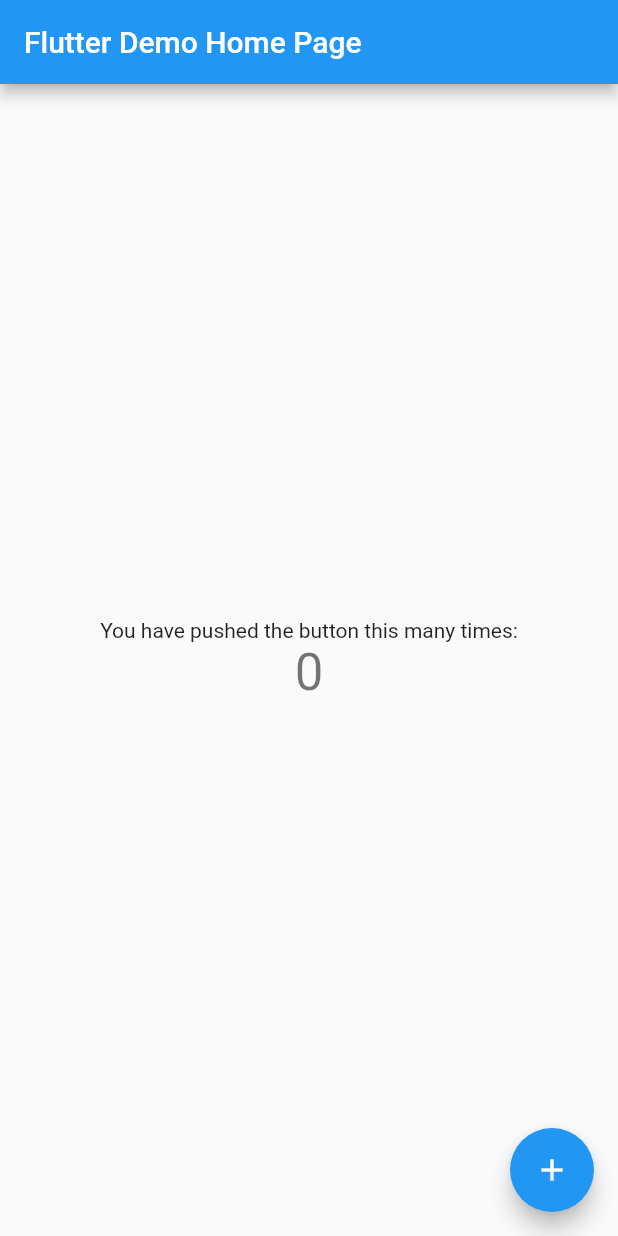
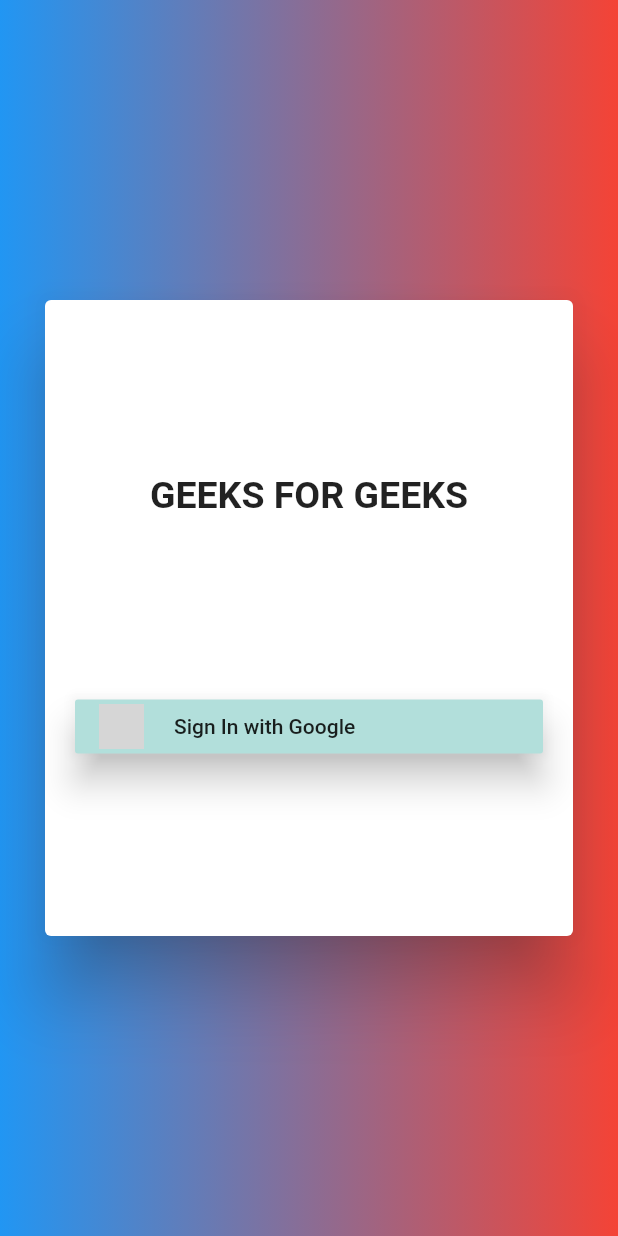
Before and after one commit to anuragsharma7/flutter-google-login-firebase, a Flutter app: the screen it shows after launch, on a phone screen of 412 x 824 dp. Run offline on Flutter 3.47's test engine with Material 2 defaults, Android fonts, the light colour scheme and no system bars; our stand-ins replace firebase_auth, firebase_core, google_sign_in; accounts and stored records are empty; grey boxes are pictures that could not be loaded.

Commit message:
Google signin

```diff
--- /dev/null
+++ b/lib/SignInScreen.dart
@@ -0,0 +1,107 @@
+//SignInScreen
+
+import 'package:firebase_auth/firebase_auth.dart';
+import 'package:flutter/material.dart';
+import 'package:google_sign_in/google_sign_in.dart';
+
+class SignInScreen extends StatefulWidget {
+  SignInScreen({Key? key}) : super(key: key);
+
+  @override
+  _SignInScreenState createState() => _SignInScreenState();
+}
+
+class _SignInScreenState extends State<SignInScreen> {
+  @override
+  Widget build(BuildContext context) {
+    return Scaffold(
+      body: Container(
+        width: double.infinity,
+        height: double.infinity,
+        decoration: BoxDecoration(
+          gradient: LinearGradient(
+            colors: [
+              Colors.blue,
+              Colors.red,
+            ],
+          ),
+        ),
+        child: Card(
+          margin: EdgeInsets.only(top: 200, bottom: 200, left: 30, right: 30),
+          elevation: 20,
+          child: Column(
+            mainAxisAlignment: MainAxisAlignment.spaceEvenly,
+            children: [
+              const Text(
+                "GEEKS FOR GEEKS",
+                style: TextStyle(fontSize: 25, fontWeight: FontWeight.bold),
+              ),
+              Padding(
+                padding: const EdgeInsets.only(left: 20, right: 20),
+                child: MaterialButton(
+                  color: Colors.teal[100],
+                  elevation: 10,
+                  child: Row(
+                    mainAxisAlignment: MainAxisAlignment.start,
+                    children: [
+                      Container(
+                        height: 30.0,
+                        width: 30.0,
+                        decoration: BoxDecoration(
+                          image: DecorationImage(
+                              image:
+                                  AssetImage('assets/images/googleimage.png'),
+                              fit: BoxFit.cover),
+                          shape: BoxShape.circle,
+                        ),
+                      ),
+                      SizedBox(
+                        width: 20,
+                      ),
+                      const Text("Sign In with Google")
+                    ],
+                  ),
+
+                  // by onpressed we call the function signup function
+                  onPressed: () {
+                    //signup(context);
+                  },
+                ),
+              )
+            ],
+          ),
+        ),
+      ),
+    );
+  }
+
+  //signup fxn
+  // function to implement the google signin
+
+// creating firebase instance
+  final FirebaseAuth auth = FirebaseAuth.instance;
+
+  Future<void> signup(BuildContext context) async {
+    final GoogleSignIn googleSignIn = GoogleSignIn();
+    final GoogleSignInAccount? googleSignInAccount =
+        await googleSignIn.signIn();
+    if (googleSignInAccount != null) {
+      final GoogleSignInAuthentication googleSignInAuthentication =
+          await googleSignInAccount.authentication;
+      final AuthCredential authCredential = GoogleAuthProvider.credential(
+          idToken: googleSignInAuthentication.idToken,
+          accessToken: googleSignInAuthentication.accessToken);
+
+      // Getting users credential
+      UserCredential result = await auth.signInWithCredential(authCredential);
+      User? user = result.user;
+
+      if (result != null) {
+        print("got it====");
+        // Navigator.pushReplacement(
+        // 	context, MaterialPageRoute(builder: (context) => HomePage()));
+      } // if result not null we simply call the MaterialpageRoute,
+      // for go to the HomePage screen
+    }
+  }
+}
--- a/lib/main.dart
+++ b/lib/main.dart
@@ -1,115 +1,41 @@
+// main.dart file
+import 'package:firebase_core/firebase_core.dart';
 import 'package:flutter/material.dart';
+import 'SignInScreen.dart';
 
-void main() {
-  runApp(const MyApp());
+void main() async {
+WidgetsFlutterBinding.ensureInitialized();
+
+// initializing the firebase app
+await Firebase.initializeApp();
+
+// calling of runApp
+runApp(const GoogleSignIn());
 }
 
-class MyApp extends StatelessWidget {
-  const MyApp({Key? key}) : super(key: key);
-
-  // This widget is the root of your application.
-  @override
-  Widget build(BuildContext context) {
-    return MaterialApp(
-      title: 'Flutter Demo',
-      theme: ThemeData(
-        // This is the theme of your application.
-        //
-        // Try running your application with "flutter run". You'll see the
-        // application has a blue toolbar. Then, without quitting the app, try
-        // changing the primarySwatch below to Colors.green and then invoke
-        // "hot reload" (press "r" in the console where you ran "flutter run",
-        // or simply save your changes to "hot reload" in a Flutter IDE).
-        // Notice that the counter didn't reset back to zero; the application
-        // is not restarted.
-        primarySwatch: Colors.blue,
-      ),
-      home: const MyHomePage(title: 'Flutter Demo Home Page'),
-    );
-  }
+class GoogleSignIn extends StatefulWidget {
+const GoogleSignIn({Key? key}) : super(key: key);
+@override
+_GoogleSignInState createState() => _GoogleSignInState();
 }
 
-class MyHomePage extends StatefulWidget {
-  const MyHomePage({Key? key, required this.title}) : super(key: key);
+class _GoogleSignInState extends State<GoogleSignIn> {
+@override
+Widget build(BuildContext context) {
 
-  // This widget is the home page of your application. It is stateful, meaning
-  // that it has a State object (defined below) that contains fields that affect
-  // how it looks.
+	// we return the MaterialApp here ,
+	// MaterialApp contain some basic ui for android ,
+	return MaterialApp(
 
-  // This class is the configuration for the state. It holds the values (in this
-  // case the title) provided by the parent (in this case the App widget) and
-  // used by the build method of the State. Fields in a Widget subclass are
-  // always marked "final".
+	//materialApp title
+	title: 'GEEKS FOR GEEKS',
+	debugShowCheckedModeBanner: false,
+	theme: ThemeData(
+		primarySwatch: Colors.green,
+	),
 
-  final String title;
-
-  @override
-  State<MyHomePage> createState() => _MyHomePageState();
+	// home property contain SignInScreen widget
+	home: SignInScreen(),
+	);
 }
-
-class _MyHomePageState extends State<MyHomePage> {
-  int _counter = 0;
-
-  void _incrementCounter() {
-    setState(() {
-      // This call to setState tells the Flutter framework that something has
-      // changed in this State, which causes it to rerun the build method below
-      // so that the display can reflect the updated values. If we changed
-      // _counter without calling setState(), then the build method would not be
-      // called again, and so nothing would appear to happen.
-      _counter++;
-    });
-  }
-
-  @override
-  Widget build(BuildContext context) {
-    // This method is rerun every time setState is called, for instance as done
-    // by the _incrementCounter method above.
-    //
-    // The Flutter framework has been optimized to make rerunning build methods
-    // fast, so that you can just rebuild anything that needs updating rather
-    // than having to individually change instances of widgets.
-    return Scaffold(
-      appBar: AppBar(
-        // Here we take the value from the MyHomePage object that was created by
-        // the App.build method, and use it to set our appbar title.
-        title: Text(widget.title),
-      ),
-      body: Center(
-        // Center is a layout widget. It takes a single child and positions it
-        // in the middle of the parent.
-        child: Column(
-          // Column is also a layout widget. It takes a list of children and
-          // arranges them vertically. By default, it sizes itself to fit its
-          // children horizontally, and tries to be as tall as its parent.
-          //
-          // Invoke "debug painting" (press "p" in the console, choose the
-          // "Toggle Debug Paint" action from the Flutter Inspector in Android
-          // Studio, or the "Toggle Debug Paint" command in Visual Studio Code)
-          // to see the wireframe for each widget.
-          //
-          // Column has various properties to control how it sizes itself and
-          // how it positions its children. Here we use mainAxisAlignment to
-          // center the children vertically; the main axis here is the vertical
-          // axis because Columns are vertical (the cross axis would be
-          // horizontal).
-          mainAxisAlignment: MainAxisAlignment.center,
-          children: <Widget>[
-            const Text(
-              'You have pushed the button this many times:',
-            ),
-            Text(
-              '$_counter',
-              style: Theme.of(context).textTheme.headline4,
-            ),
-          ],
-        ),
-      ),
-      floatingActionButton: FloatingActionButton(
-        onPressed: _incrementCounter,
-        tooltip: 'Increment',
-        child: const Icon(Icons.add),
-      ), // This trailing comma makes auto-formatting nicer for build methods.
-    );
-  }
 }
--- a/pubspec.yaml
+++ b/pubspec.yaml
@@ -34,6 +34,9 @@
   # The following adds the Cupertino Icons font to your application.
   # Use with the CupertinoIcons class for iOS style icons.
   cupertino_icons: ^1.0.2
+  firebase_auth: ^4.1.2
+  firebase_core:
+  google_sign_in:
 
 dev_dependencies:
   flutter_test:
```
Also changed, not shown: lib/HomePage.dart (added, +30 -0 lines), pubspec.lock, 17 other files.
